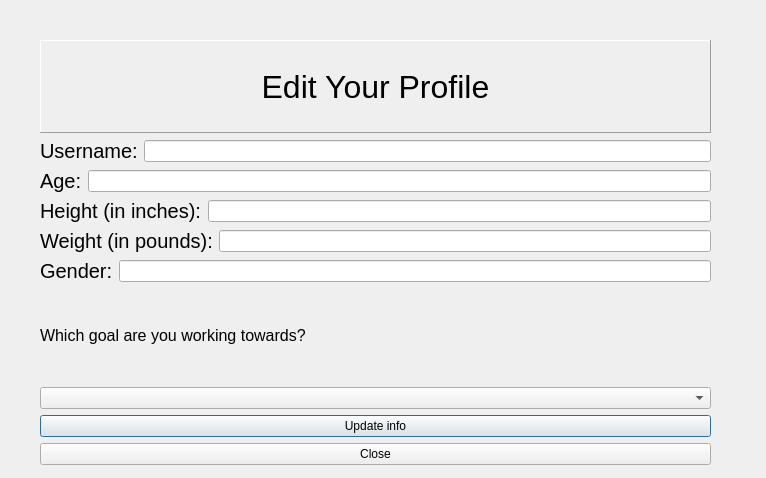
Qt form edituserinfo.ui (Nicholas-LeBoeuf/RemoteWorkouts) before a commit.
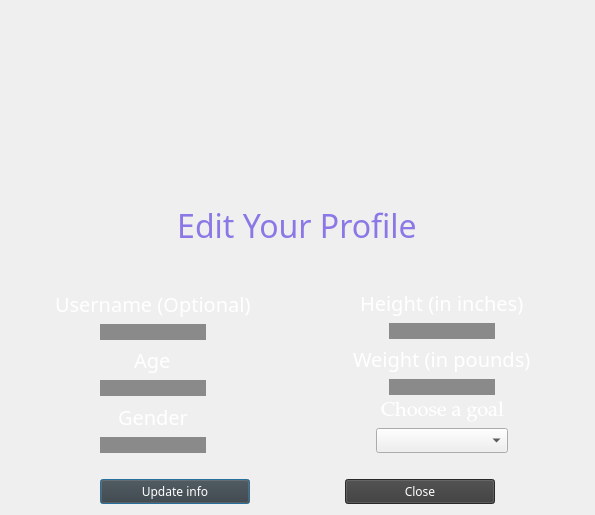
The same form after that commit. Icons and pictures are not drawn.

Commit message: EditUserInfo dialog window UI complete. Made it so information is automatically loaded into the line edits so its easier for the user to edit their info.

Diff of the .ui file:
```diff
--- a/edituserinfo.ui
+++ b/edituserinfo.ui
@@ -6,8 +6,8 @@
    <rect>
     <x>0</x>
     <y>0</y>
-    <width>766</width>
-    <height>478</height>
+    <width>595</width>
+    <height>515</height>
    </rect>
   </property>
   <property name="windowTitle">
@@ -17,162 +17,308 @@
    <iconset resource="resources.qrc">
     <normaloff>:/images/RWLogo.png</normaloff>:/images/RWLogo.png</iconset>
   </property>
-  <widget class="QWidget" name="verticalLayoutWidget">
-   <property name="geometry">
-    <rect>
-     <x>40</x>
-     <y>40</y>
-     <width>671</width>
-     <height>425</height>
-    </rect>
-   </property>
+  <property name="styleSheet">
+   <string notr="true">QDialog {border-image: url(:/images/background.jpg)}
+QLabel { background: transparent; }
+</string>
+  </property>
+  <layout class="QGridLayout" name="gridLayout">
+   <item row="0" column="0" colspan="2" alignment="Qt::AlignHCenter|Qt::AlignVCenter">
+    <widget class="QLabel" name="label_4">
+     <property name="minimumSize">
+      <size>
+       <width>150</width>
+       <height>150</height>
+      </size>
+     </property>
+     <property name="maximumSize">
+      <size>
+       <width>100</width>
+       <height>100</height>
+      </size>
+     </property>
+     <property name="font">
+      <font>
+       <family>Segoe UI</family>
+       <pointsize>48</pointsize>
+       <weight>50</weight>
+       <italic>false</italic>
+       <bold>false</bold>
+       <underline>false</underline>
+       <strikeout>false</strikeout>
+       <kerning>true</kerning>
+      </font>
+     </property>
+     <property name="cursor">
+      <cursorShape>ArrowCursor</cursorShape>
+     </property>
+     <property name="styleSheet">
+      <string notr="true"/>
+     </property>
+     <property name="text">
+      <string/>
+     </property>
+     <property name="pixmap">
+      <pixmap resource="resources.qrc">:/images/RWLogo.png</pixmap>
+     </property>
+     <property name="scaledContents">
+      <bool>true</bool>
+     </property>
+     <property name="alignment">
+      <set>Qt::AlignCenter</set>
+     </property>
+    </widget>
+   </item>
+   <item row="2" column="0">
+    <layout class="QVBoxLayout" name="verticalLayout_8">
+     <item>
    <layout class="QVBoxLayout" name="verticalLayout">
-    <item>
-     <widget class="QLabel" name="label">
-      <property name="font">
-       <font>
-        <pointsize>24</pointsize>
-       </font>
-      </property>
-      <property name="frameShape">
-       <enum>QFrame::Panel</enum>
-      </property>
-      <property name="frameShadow">
-       <enum>QFrame::Raised</enum>
-      </property>
-      <property name="text">
-       <string>Edit Your Profile</string>
-      </property>
-      <property name="alignment">
-       <set>Qt::AlignCenter</set>
-      </property>
-     </widget>
-    </item>
-    <item>
-     <layout class="QHBoxLayout" name="horizontalLayout_2">
-      <item>
+       <item alignment="Qt::AlignHCenter">
        <widget class="QLabel" name="UsernameLabel">
         <property name="font">
          <font>
+           <family>Rockwell</family>
           <pointsize>15</pointsize>
          </font>
         </property>
+         <property name="styleSheet">
+          <string notr="true">QLabel {color:white;}</string>
+         </property>
         <property name="text">
-         <string>Username:</string>
+          <string>Username (Optional)</string>
         </property>
        </widget>
       </item>
-      <item>
-       <widget class="QLineEdit" name="userUsername"/>
+       <item alignment="Qt::AlignHCenter">
+        <widget class="QLineEdit" name="userUsername">
+         <property name="maximumSize">
+          <size>
+           <width>150</width>
+           <height>16777215</height>
+          </size>
+         </property>
+         <property name="styleSheet">
+          <string notr="true">QLineEdit{color:black; background-color:rgb(138, 138, 138); border:rgb(138, 138, 138);}
+</string>
+         </property>
+         <property name="clearButtonEnabled">
+          <bool>true</bool>
+         </property>
+        </widget>
       </item>
      </layout>
     </item>
     <item>
-     <layout class="QHBoxLayout" name="horizontalLayout_3">
-      <item>
+      <layout class="QVBoxLayout" name="verticalLayout_2">
+       <item alignment="Qt::AlignHCenter">
        <widget class="QLabel" name="AgeLabel">
         <property name="font">
          <font>
+           <family>Rockwell</family>
           <pointsize>15</pointsize>
          </font>
         </property>
+         <property name="styleSheet">
+          <string notr="true">QLabel {color:white;}</string>
+         </property>
         <property name="text">
-         <string>Age:</string>
+          <string>Age</string>
         </property>
        </widget>
       </item>
-      <item>
+       <item alignment="Qt::AlignHCenter">
        <widget class="QLineEdit" name="userAge">
+         <property name="maximumSize">
+          <size>
+           <width>150</width>
+           <height>16777215</height>
+          </size>
+         </property>
+         <property name="styleSheet">
+          <string notr="true">QLineEdit{color:black; background-color:rgb(138, 138, 138); border:rgb(138, 138, 138);}
+</string>
+         </property>
         <property name="text">
          <string/>
         </property>
+         <property name="clearButtonEnabled">
+          <bool>true</bool>
+         </property>
        </widget>
       </item>
      </layout>
     </item>
     <item>
-     <layout class="QHBoxLayout" name="horizontalLayout">
+      <layout class="QVBoxLayout" name="verticalLayout_5">
+       <item alignment="Qt::AlignHCenter">
+        <widget class="QLabel" name="GenderLabel">
+         <property name="font">
+          <font>
+           <family>Rockwell</family>
+           <pointsize>15</pointsize>
+          </font>
+         </property>
+         <property name="styleSheet">
+          <string notr="true">QLabel {color:white;}</string>
+         </property>
+         <property name="text">
+          <string>Gender</string>
+         </property>
+        </widget>
+       </item>
+       <item alignment="Qt::AlignHCenter">
+        <widget class="QLineEdit" name="userGender">
+         <property name="maximumSize">
+          <size>
+           <width>150</width>
+           <height>16777215</height>
+          </size>
+         </property>
+         <property name="styleSheet">
+          <string notr="true">QLineEdit{color:black; background-color:rgb(138, 138, 138); border:rgb(138, 138, 138);}
+</string>
+         </property>
+         <property name="text">
+          <string/>
+         </property>
+         <property name="clearButtonEnabled">
+          <bool>true</bool>
+         </property>
+        </widget>
+       </item>
+      </layout>
+     </item>
+    </layout>
+   </item>
+   <item row="2" column="1">
+    <layout class="QVBoxLayout" name="verticalLayout_7">
       <item>
+      <layout class="QVBoxLayout" name="verticalLayout_3">
+       <item alignment="Qt::AlignHCenter">
        <widget class="QLabel" name="HeightLabel">
         <property name="font">
          <font>
+           <family>Rockwell</family>
           <pointsize>15</pointsize>
          </font>
         </property>
+         <property name="styleSheet">
+          <string notr="true">QLabel {color:white;}</string>
+         </property>
         <property name="text">
-         <string>Height (in inches):</string>
+          <string>Height (in inches)</string>
         </property>
        </widget>
       </item>
-      <item>
+       <item alignment="Qt::AlignHCenter">
        <widget class="QLineEdit" name="userHeight">
+         <property name="maximumSize">
+          <size>
+           <width>150</width>
+           <height>150</height>
+          </size>
+         </property>
+         <property name="styleSheet">
+          <string notr="true">QLineEdit{color:black; background-color:rgb(138, 138, 138); border:rgb(138, 138, 138);}
+</string>
+         </property>
         <property name="text">
          <string/>
         </property>
+         <property name="clearButtonEnabled">
+          <bool>true</bool>
+         </property>
        </widget>
       </item>
      </layout>
     </item>
     <item>
-     <layout class="QHBoxLayout" name="horizontalLayout_4">
-      <item>
+      <layout class="QVBoxLayout" name="verticalLayout_4">
+       <item alignment="Qt::AlignHCenter">
        <widget class="QLabel" name="WeightLabel">
         <property name="font">
          <font>
+           <family>Rockwell</family>
           <pointsize>15</pointsize>
          </font>
         </property>
+         <property name="styleSheet">
+          <string notr="true">QLabel {color:white;}</string>
+         </property>
         <property name="text">
-         <string>Weight (in pounds):</string>
+          <string>Weight (in pounds)</string>
         </property>
        </widget>
       </item>
-      <item>
+       <item alignment="Qt::AlignHCenter">
        <widget class="QLineEdit" name="userWeight">
-        <property name="text">
-         <string/>
-        </property>
-       </widget>
-      </item>
-     </layout>
-    </item>
-    <item>
-     <layout class="QHBoxLayout" name="horizontalLayout_5">
-      <item>
-       <widget class="QLabel" name="GenderLabel">
-        <property name="font">
-         <font>
-          <pointsize>15</pointsize>
-         </font>
-        </property>
-        <property name="text">
-         <string>Gender:</string>
-        </property>
-       </widget>
-      </item>
-      <item>
-       <widget class="QLineEdit" name="userGender">
+         <property name="sizePolicy">
+          <sizepolicy hsizetype="Expanding" vsizetype="Fixed">
+           <horstretch>0</horstretch>
+           <verstretch>0</verstretch>
+          </sizepolicy>
+         </property>
+         <property name="maximumSize">
+          <size>
+           <width>150</width>
+           <height>150</height>
+          </size>
+         </property>
+         <property name="styleSheet">
+          <string notr="true">QLineEdit{color:black; background-color:rgb(138, 138, 138); border:rgb(138, 138, 138);}
+</string>
+         </property>
         <property name="text">
          <string/>
         </property>
+         <property name="clearButtonEnabled">
+          <bool>true</bool>
+         </property>
        </widget>
       </item>
      </layout>
     </item>
     <item>
+      <layout class="QVBoxLayout" name="verticalLayout_6">
+       <item alignment="Qt::AlignHCenter">
      <widget class="QLabel" name="Text1">
       <property name="font">
        <font>
-        <pointsize>12</pointsize>
-       </font>
-      </property>
+           <family>Palatino Linotype</family>
+           <pointsize>15</pointsize>
+          </font>
+         </property>
+         <property name="styleSheet">
+          <string notr="true">QLabel {color:white;}</string>
+         </property>
       <property name="text">
-       <string>Which goal are you working towards?</string>
+          <string>Choose a goal</string>
       </property>
      </widget>
     </item>
-    <item>
+       <item alignment="Qt::AlignHCenter">
      <widget class="QComboBox" name="goalCombo">
+         <property name="sizePolicy">
+          <sizepolicy hsizetype="Expanding" vsizetype="Fixed">
+           <horstretch>0</horstretch>
+           <verstretch>0</verstretch>
+          </sizepolicy>
+         </property>
+         <property name="maximumSize">
+          <size>
+           <width>150</width>
+           <height>16777215</height>
+          </size>
+         </property>
+         <property name="font">
+          <font>
+           <family>Rockwell</family>
+          </font>
+         </property>
+         <property name="styleSheet">
+          <string notr="true">QComboBox{color:black; background-color:rgb(138, 138, 138); border:rgb(138, 138, 138);}
+/</string>
+         </property>
       <property name="placeholderText">
        <string>Make a selection...</string>
       </property>
@@ -198,8 +344,56 @@
       </item>
      </widget>
     </item>
+      </layout>
+     </item>
+    </layout>
+   </item>
+   <item row="1" column="0" colspan="2" alignment="Qt::AlignHCenter">
+    <widget class="QLabel" name="label">
+     <property name="font">
+      <font>
+       <family>Rockwell</family>
+       <pointsize>24</pointsize>
+      </font>
+     </property>
+     <property name="styleSheet">
+      <string notr="true">QLabel {color: rgb(139, 120, 230);}</string>
+     </property>
+     <property name="frameShape">
+      <enum>QFrame::Panel</enum>
+     </property>
+     <property name="frameShadow">
+      <enum>QFrame::Raised</enum>
+     </property>
+     <property name="text">
+      <string>Edit Your Profile</string>
+     </property>
+     <property name="alignment">
+      <set>Qt::AlignCenter</set>
+     </property>
+    </widget>
+   </item>
+   <item row="4" column="0" colspan="2">
+    <layout class="QHBoxLayout" name="horizontalLayout">
     <item>
      <widget class="QPushButton" name="editButton">
+       <property name="maximumSize">
+        <size>
+         <width>150</width>
+         <height>16777215</height>
+        </size>
+       </property>
+       <property name="font">
+        <font>
+         <family>Rockwell</family>
+        </font>
+       </property>
+       <property name="cursor">
+        <cursorShape>PointingHandCursor</cursorShape>
+       </property>
+       <property name="styleSheet">
+        <string notr="true">QPushButton {color: white; background-color: rgb(58, 58, 58)}</string>
+       </property>
       <property name="text">
        <string>Update info</string>
       </property>
@@ -207,13 +401,44 @@
     </item>
     <item>
      <widget class="QPushButton" name="close">
+       <property name="maximumSize">
+        <size>
+         <width>150</width>
+         <height>16777215</height>
+        </size>
+       </property>
+       <property name="font">
+        <font>
+         <family>Rockwell</family>
+        </font>
+       </property>
+       <property name="cursor">
+        <cursorShape>PointingHandCursor</cursorShape>
+       </property>
+       <property name="styleSheet">
+        <string notr="true">QPushButton {color: white; background-color: rgb(58, 58, 58)}</string>
+       </property>
       <property name="text">
        <string>Close</string>
       </property>
      </widget>
     </item>
    </layout>
-  </widget>
+   </item>
+   <item row="3" column="0" colspan="2">
+    <spacer name="horizontalSpacer">
+     <property name="orientation">
+      <enum>Qt::Horizontal</enum>
+     </property>
+     <property name="sizeHint" stdset="0">
+      <size>
+       <width>40</width>
+       <height>20</height>
+      </size>
+     </property>
+    </spacer>
+   </item>
+  </layout>
  </widget>
  <tabstops>
   <tabstop>userGender</tabstop>
```
Left out of the diff: 2 changed lines with no effect on the pictures. Lines whose indentation alone changed are shown as unchanged. The commit also changes 5 other files.
